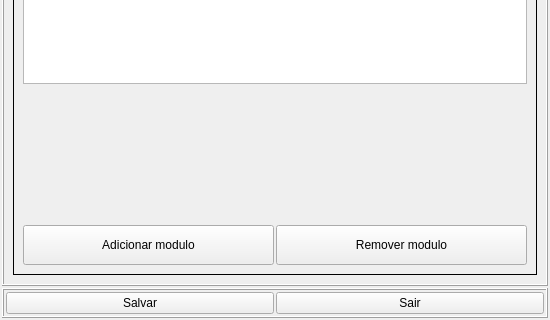
The window that applicationsettingsdialog.ui (ruisebastiao/KPPQtAutomation) describes before a commit, drawn with Qt 5; both pictures show x 0 to 550 and y 167 to 487 of the 550 by 487 pixel window.
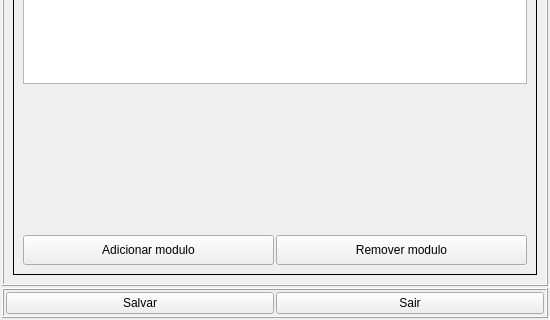
The same window after the commit. The open tabs and pages were chosen to show the change. Custom widgets are drawn as their Qt base class.

```diff
--- a/applicationsettingsdialog.ui
+++ b/applicationsettingsdialog.ui
@@ -60,7 +60,7 @@
          <enum>QFrame::Box</enum>
         </property>
         <property name="currentIndex">
-         <number>1</number>
+         <number>0</number>
         </property>
         <widget class="SlideWidget" name="__page_modules">
          <layout class="QVBoxLayout" name="verticalLayout_3">
@@ -102,29 +102,20 @@
              <enum>QLayout::SetDefaultConstraint</enum>
             </property>
             <item>
-             <widget class="QToolButton" name="__bt_addmodule">
+             <widget class="KPPPushButton" name="__bt_addmodule">
               <property name="sizePolicy">
                <sizepolicy hsizetype="MinimumExpanding" vsizetype="Minimum">
                 <horstretch>0</horstretch>
                 <verstretch>0</verstretch>
                </sizepolicy>
               </property>
-              <property name="minimumSize">
-               <size>
-                <width>0</width>
-                <height>40</height>
-               </size>
-              </property>
               <property name="text">
                <string>Adicionar modulo</string>
               </property>
-              <property name="popupMode">
-               <enum>QToolButton::InstantPopup</enum>
-              </property>
              </widget>
             </item>
             <item>
-             <widget class="KPPPushbutton" name="__bt_removemodule">
+             <widget class="KPPPushButton" name="__bt_removemodule">
               <property name="enabled">
                <bool>true</bool>
               </property>
@@ -303,9 +294,9 @@
    <header location="global">kppadjustablelistview.h</header>
   </customwidget>
   <customwidget>
-   <class>KPPPushbutton</class>
+   <class>KPPPushButton</class>
    <extends>QPushButton</extends>
-   <header location="global">kpppushbutton.h</header>
+   <header>kpppushbutton.h</header>
   </customwidget>
  </customwidgets>
  <resources/>
```
